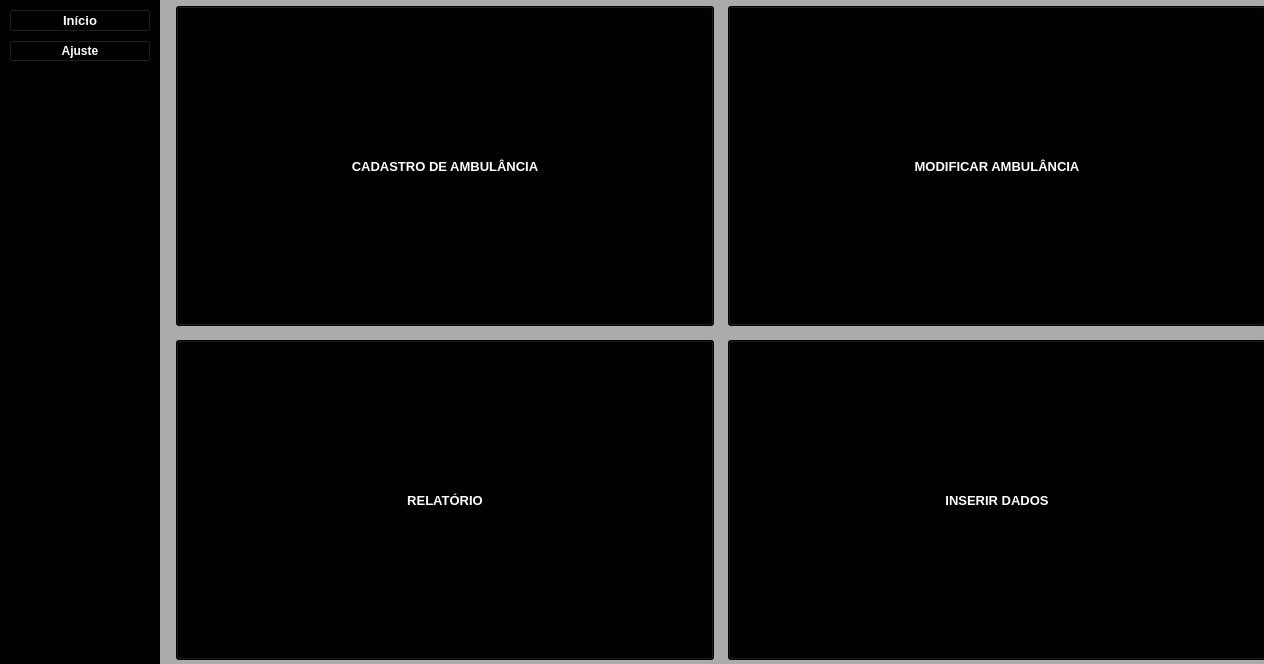
The window that TELAS/MENU1.UI (llucasgustavo23-cyber/sistema) describes before a commit, drawn with Qt 5.
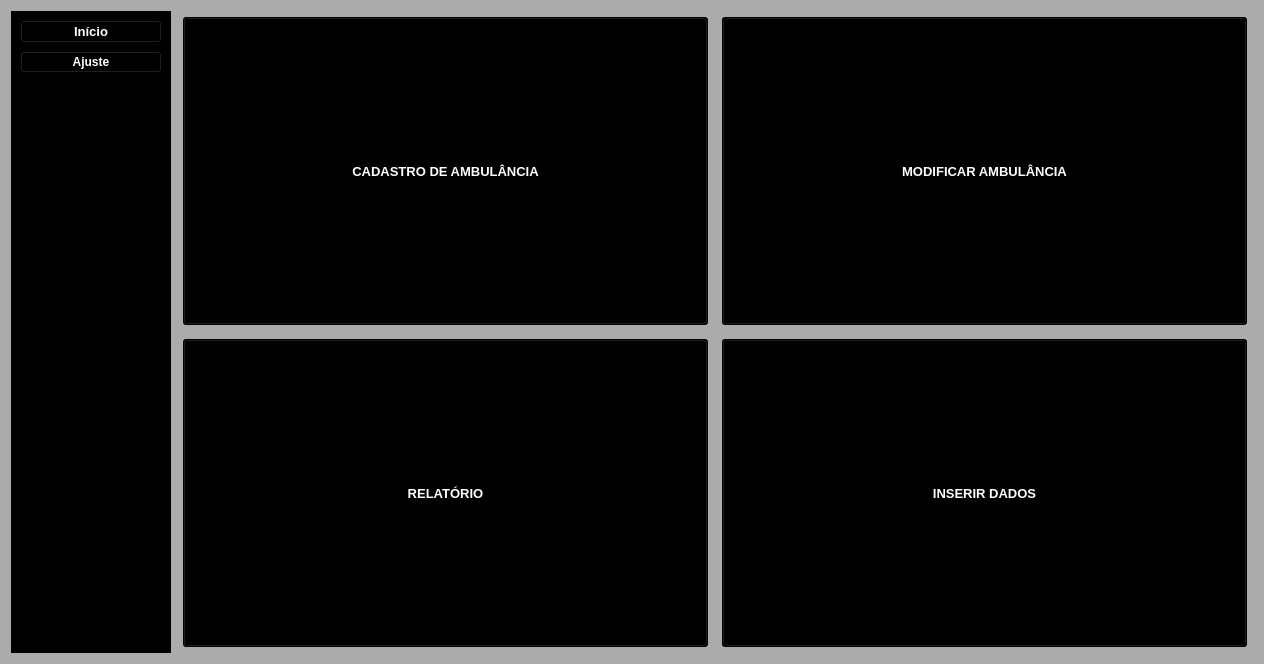
The same window after the commit. Icons and pictures are not drawn.

What changed in the file:
```diff
--- a/TELAS/MENU1.UI
+++ b/TELAS/MENU1.UI
@@ -17,15 +17,9 @@
    <string notr="true">background-color: rgb(170, 0, 0);
 background-color: rgb(171, 171, 171);</string>
   </property>
+  <layout class="QGridLayout" name="gridLayout_2">
+   <item row="0" column="0">
   <widget class="QFrame" name="menuLateral">
-   <property name="geometry">
-    <rect>
-     <x>0</x>
-     <y>0</y>
-     <width>160</width>
-     <height>666</height>
-    </rect>
-   </property>
    <property name="sizePolicy">
     <sizepolicy hsizetype="Fixed" vsizetype="Expanding">
      <horstretch>0</horstretch>
@@ -1003,15 +997,8 @@
     </item>
    </layout>
   </widget>
-  <widget class="QWidget" name="layoutWidget">
-   <property name="geometry">
-    <rect>
-     <x>170</x>
-     <y>0</y>
-     <width>1102</width>
-     <height>666</height>
-    </rect>
-   </property>
+   </item>
+   <item row="0" column="1">
    <layout class="QGridLayout" name="gridLayout">
     <property name="leftMargin">
      <number>6</number>
@@ -1196,7 +1183,8 @@
      </widget>
     </item>
    </layout>
-  </widget>
+   </item>
+  </layout>
  </widget>
  <resources/>
  <connections/>
```
Lines whose indentation alone changed are shown as unchanged.
